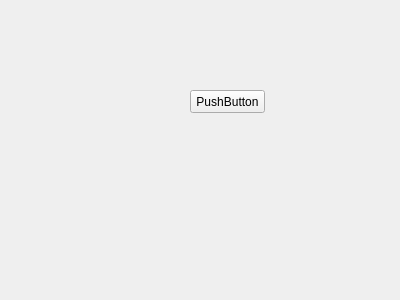
Old version of the form tcpclient.ui in the repository MrHause/CommunicationTester.
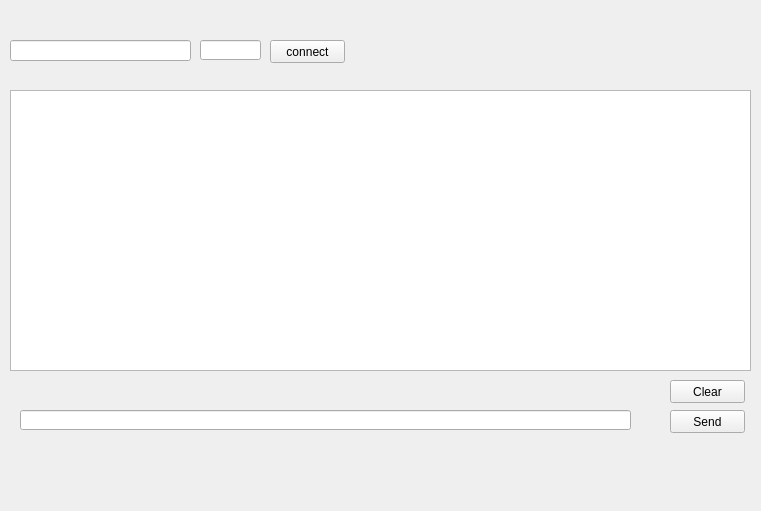
New version of the form.

```diff
--- a/tcpclient.ui
+++ b/tcpclient.ui
@@ -6,24 +6,97 @@
    <rect>
     <x>0</x>
     <y>0</y>
-    <width>400</width>
-    <height>300</height>
+    <width>761</width>
+    <height>511</height>
    </rect>
   </property>
   <property name="windowTitle">
    <string>Form</string>
   </property>
-  <widget class="QPushButton" name="pushButton">
+  <widget class="QLineEdit" name="linePort">
    <property name="geometry">
     <rect>
-     <x>190</x>
+     <x>200</x>
+     <y>40</y>
+     <width>61</width>
+     <height>20</height>
+    </rect>
+   </property>
+  </widget>
+  <widget class="QPushButton" name="ButtonConnect">
+   <property name="geometry">
+    <rect>
+     <x>270</x>
+     <y>40</y>
+     <width>75</width>
+     <height>23</height>
+    </rect>
+   </property>
+   <property name="text">
+    <string>connect</string>
+   </property>
+  </widget>
+  <widget class="QTextEdit" name="textReceive">
+   <property name="geometry">
+    <rect>
+     <x>10</x>
      <y>90</y>
+     <width>741</width>
+     <height>281</height>
+    </rect>
+   </property>
+   <property name="html">
+    <string>&lt;!DOCTYPE HTML PUBLIC &quot;-//W3C//DTD HTML 4.0//EN&quot; &quot;http://www.w3.org/TR/REC-html40/strict.dtd&quot;&gt;
+&lt;html&gt;&lt;head&gt;&lt;meta name=&quot;qrichtext&quot; content=&quot;1&quot; /&gt;&lt;style type=&quot;text/css&quot;&gt;
+p, li { white-space: pre-wrap; }
+&lt;/style&gt;&lt;/head&gt;&lt;body style=&quot; font-family:'MS Shell Dlg 2'; font-size:8.25pt; font-weight:400; font-style:normal;&quot;&gt;
+&lt;p style=&quot;-qt-paragraph-type:empty; margin-top:0px; margin-bottom:0px; margin-left:0px; margin-right:0px; -qt-block-indent:0; text-indent:0px;&quot;&gt;&lt;br /&gt;&lt;/p&gt;&lt;/body&gt;&lt;/html&gt;</string>
+   </property>
+  </widget>
+  <widget class="QPushButton" name="ButtonClear">
+   <property name="geometry">
+    <rect>
+     <x>670</x>
+     <y>380</y>
      <width>75</width>
      <height>23</height>
     </rect>
    </property>
    <property name="text">
-    <string>PushButton</string>
+    <string>Clear</string>
+   </property>
+  </widget>
+  <widget class="QPushButton" name="ButtonSend">
+   <property name="geometry">
+    <rect>
+     <x>670</x>
+     <y>410</y>
+     <width>75</width>
+     <height>23</height>
+    </rect>
+   </property>
+   <property name="text">
+    <string>Send</string>
+   </property>
+  </widget>
+  <widget class="QLineEdit" name="lineIP">
+   <property name="geometry">
+    <rect>
+     <x>10</x>
+     <y>40</y>
+     <width>181</width>
+     <height>21</height>
+    </rect>
+   </property>
+  </widget>
+  <widget class="QLineEdit" name="lineSend">
+   <property name="geometry">
+    <rect>
+     <x>20</x>
+     <y>410</y>
+     <width>611</width>
+     <height>20</height>
+    </rect>
    </property>
   </widget>
  </widget>
```
